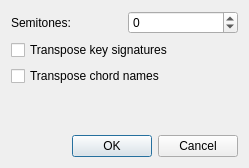
Before: the Qt Designer form mscore/mscore/transposedialog.ui in musescore/musescore-old, drawn with Qt 5.
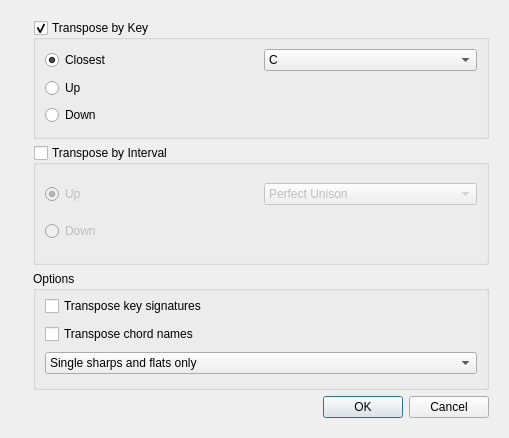
After: the same form once the commit is applied. Icons and pictures are not drawn.

Diff of the .ui file:
```diff
--- a/mscore/mscore/transposedialog.ui
+++ b/mscore/mscore/transposedialog.ui
@@ -1,74 +1,410 @@
 <ui version="4.0" >
  <class>TransposeDialogBase</class>
- <widget class="QDialog" name="TransposeDialogBase" >
-  <property name="geometry" >
+ <widget class="QDialog" name="TransposeDialogBase">
+  <property name="geometry">
    <rect>
     <x>0</x>
     <y>0</y>
-    <width>249</width>
-    <height>168</height>
+    <width>509</width>
+    <height>438</height>
    </rect>
   </property>
   <property name="windowTitle" >
    <string>Dialog</string>
   </property>
-  <layout class="QVBoxLayout" >
+  <layout class="QHBoxLayout" name="horizontalLayout">
    <item>
-    <layout class="QHBoxLayout" >
-     <item>
-      <widget class="QLabel" name="label" >
-       <property name="text" >
-        <string>Semitones:</string>
-       </property>
-      </widget>
-     </item>
-     <item>
-      <widget class="QSpinBox" name="semitones" >
-       <property name="minimum" >
-        <number>-24</number>
-       </property>
-       <property name="maximum" >
-        <number>24</number>
-       </property>
-      </widget>
-     </item>
-    </layout>
-   </item>
-   <item>
-    <widget class="QCheckBox" name="transposeKeys" >
-     <property name="text" >
-      <string>Transpose key signatures</string>
+    <widget class="QLabel" name="label_3">
+     <property name="sizePolicy">
+      <sizepolicy hsizetype="Fixed" vsizetype="Ignored">
+       <horstretch>0</horstretch>
+       <verstretch>0</verstretch>
+      </sizepolicy>
      </property>
-    </widget>
-   </item>
-   <item>
-    <widget class="QCheckBox" name="transposeChordNames" >
-     <property name="text" >
-      <string>Transpose chord names</string>
+     <property name="text">
+      <string/>
      </property>
-    </widget>
-   </item>
-   <item>
-    <spacer>
-     <property name="orientation" >
-      <enum>Qt::Vertical</enum>
+     <property name="pixmap">
+      <pixmap resource="mscore.qrc">:/data/bg1.jpg</pixmap>
      </property>
-     <property name="sizeHint" >
-      <size>
-       <width>20</width>
-       <height>40</height>
-      </size>
+     <property name="scaledContents">
+      <bool>true</bool>
      </property>
-    </spacer>
+    </widget>
    </item>
    <item>
-    <widget class="QDialogButtonBox" name="buttonBox" >
-     <property name="orientation" >
-      <enum>Qt::Horizontal</enum>
-     </property>
-     <property name="standardButtons" >
-      <set>QDialogButtonBox::Cancel|QDialogButtonBox::NoButton|QDialogButtonBox::Ok</set>
-     </property>
+    <widget class="QWidget" name="widget" native="true">
+     <layout class="QVBoxLayout" name="verticalLayout_2">
+      <item>
+       <widget class="QGroupBox" name="transposeByKey">
+        <property name="title">
+         <string>Transpose by Key</string>
+        </property>
+        <property name="flat">
+         <bool>true</bool>
+        </property>
+        <property name="checkable">
+         <bool>true</bool>
+        </property>
+        <layout class="QGridLayout" name="gridLayout">
+         <property name="topMargin">
+          <number>2</number>
+         </property>
+         <property name="bottomMargin">
+          <number>4</number>
+         </property>
+         <property name="verticalSpacing">
+          <number>0</number>
+         </property>
+         <item row="0" column="0">
+          <widget class="QRadioButton" name="closestKey">
+           <property name="text">
+            <string>Closest</string>
+           </property>
+           <property name="checked">
+            <bool>true</bool>
+           </property>
+          </widget>
+         </item>
+         <item row="0" column="1">
+          <widget class="QComboBox" name="keyList">
+           <property name="currentIndex">
+            <number>7</number>
+           </property>
+           <item>
+            <property name="text">
+             <string>Cb</string>
+            </property>
+           </item>
+           <item>
+            <property name="text">
+             <string>Gb</string>
+            </property>
+           </item>
+           <item>
+            <property name="text">
+             <string>Db</string>
+            </property>
+           </item>
+           <item>
+            <property name="text">
+             <string>Ab</string>
+            </property>
+           </item>
+           <item>
+            <property name="text">
+             <string>Eb</string>
+            </property>
+           </item>
+           <item>
+            <property name="text">
+             <string>Bb</string>
+            </property>
+           </item>
+           <item>
+            <property name="text">
+             <string>F</string>
+            </property>
+           </item>
+           <item>
+            <property name="text">
+             <string>C</string>
+            </property>
+           </item>
+           <item>
+            <property name="text">
+             <string>G</string>
+            </property>
+           </item>
+           <item>
+            <property name="text">
+             <string>D</string>
+            </property>
+           </item>
+           <item>
+            <property name="text">
+             <string>A</string>
+            </property>
+           </item>
+           <item>
+            <property name="text">
+             <string>E</string>
+            </property>
+           </item>
+           <item>
+            <property name="text">
+             <string>B</string>
+            </property>
+           </item>
+           <item>
+            <property name="text">
+             <string>F#</string>
+            </property>
+           </item>
+           <item>
+            <property name="text">
+             <string>C#</string>
+            </property>
+           </item>
+          </widget>
+         </item>
+         <item row="1" column="0">
+          <widget class="QRadioButton" name="upKey">
+           <property name="text">
+            <string>Up</string>
+           </property>
+          </widget>
+         </item>
+         <item row="2" column="0">
+          <widget class="QRadioButton" name="downKey">
+           <property name="text">
+            <string>Down</string>
+           </property>
+          </widget>
+         </item>
+        </layout>
+       </widget>
+      </item>
+      <item>
+       <widget class="QGroupBox" name="transposeByInterval">
+        <property name="title">
+         <string>Transpose by Interval</string>
+        </property>
+        <property name="flat">
+         <bool>true</bool>
+        </property>
+        <property name="checkable">
+         <bool>true</bool>
+        </property>
+        <property name="checked">
+         <bool>false</bool>
+        </property>
+        <layout class="QGridLayout" name="gridLayout_2">
+         <property name="topMargin">
+          <number>2</number>
+         </property>
+         <property name="bottomMargin">
+          <number>4</number>
+         </property>
+         <property name="verticalSpacing">
+          <number>0</number>
+         </property>
+         <item row="0" column="0">
+          <widget class="QRadioButton" name="upInterval">
+           <property name="text">
+            <string>Up</string>
+           </property>
+           <property name="checked">
+            <bool>true</bool>
+           </property>
+          </widget>
+         </item>
+         <item row="0" column="1">
+          <widget class="QComboBox" name="intervalList">
+           <item>
+            <property name="text">
+             <string>Perfect Unison</string>
+            </property>
+           </item>
+           <item>
+            <property name="text">
+             <string>Augmented Unison</string>
+            </property>
+           </item>
+           <item>
+            <property name="text">
+             <string>Diminished Second</string>
+            </property>
+           </item>
+           <item>
+            <property name="text">
+             <string>Minor Second</string>
+            </property>
+           </item>
+           <item>
+            <property name="text">
+             <string>Major Second</string>
+            </property>
+           </item>
+           <item>
+            <property name="text">
+             <string>Augmented Second</string>
+            </property>
+           </item>
+           <item>
+            <property name="text">
+             <string>Diminished Third</string>
+            </property>
+           </item>
+           <item>
+            <property name="text">
+             <string>Minor Third</string>
+            </property>
+           </item>
+           <item>
+            <property name="text">
+             <string>Major Third</string>
+            </property>
+           </item>
+           <item>
+            <property name="text">
+             <string>Augmented Third</string>
+            </property>
+           </item>
+           <item>
+            <property name="text">
+             <string>Diminished Fourth</string>
+            </property>
+           </item>
+           <item>
+            <property name="text">
+             <string>Perfect Fourth</string>
+            </property>
+           </item>
+           <item>
+            <property name="text">
+             <string>Augmented Fourth</string>
+            </property>
+           </item>
+           <item>
+            <property name="text">
+             <string>Diminished Fifth</string>
+            </property>
+           </item>
+           <item>
+            <property name="text">
+             <string>Perfect Fifth</string>
+            </property>
+           </item>
+           <item>
+            <property name="text">
+             <string>Augmented Fifth</string>
+            </property>
+           </item>
+           <item>
+            <property name="text">
+             <string>Diminished Sixth</string>
+            </property>
+           </item>
+           <item>
+            <property name="text">
+             <string>Minor Sixth</string>
+            </property>
+           </item>
+           <item>
+            <property name="text">
+             <string>Major Sixth</string>
+            </property>
+           </item>
+           <item>
+            <property name="text">
+             <string>Augmented Sixth</string>
+            </property>
+           </item>
+           <item>
+            <property name="text">
+             <string>Diminished Seventh</string>
+            </property>
+           </item>
+           <item>
+            <property name="text">
+             <string>Minor Seventh</string>
+            </property>
+           </item>
+           <item>
+            <property name="text">
+             <string>Major Seventh</string>
+            </property>
+           </item>
+           <item>
+            <property name="text">
+             <string>Augmented Seventh</string>
+            </property>
+           </item>
+           <item>
+            <property name="text">
+             <string>Diminished Octave</string>
+            </property>
+           </item>
+           <item>
+            <property name="text">
+             <string>Perfect Octave</string>
+            </property>
+           </item>
+          </widget>
+         </item>
+         <item row="1" column="0">
+          <widget class="QRadioButton" name="downInterval">
+           <property name="text">
+            <string>Down</string>
+           </property>
+          </widget>
+         </item>
+        </layout>
+       </widget>
+      </item>
+      <item>
+       <widget class="QGroupBox" name="groupBox_3">
+        <property name="title">
+         <string>Options</string>
+        </property>
+        <property name="flat">
+         <bool>true</bool>
+        </property>
+        <layout class="QVBoxLayout" name="verticalLayout">
+         <property name="spacing">
+          <number>5</number>
+         </property>
+         <property name="topMargin">
+          <number>2</number>
+         </property>
+         <item>
+          <widget class="QCheckBox" name="transposeKeys">
+           <property name="text">
+            <string>Transpose key signatures</string>
+           </property>
+          </widget>
+         </item>
+         <item>
+          <widget class="QCheckBox" name="transposeChordNames">
+           <property name="text">
+            <string>Transpose chord names</string>
+           </property>
+          </widget>
+         </item>
+         <item>
+          <widget class="QComboBox" name="accidentalOptions">
+           <item>
+            <property name="text">
+             <string>Single sharps and flats only</string>
+            </property>
+           </item>
+           <item>
+            <property name="text">
+             <string>Use double sharps and flats</string>
+            </property>
+           </item>
+           <item>
+            <property name="text">
+             <string>Use multi sharps and flats</string>
+            </property>
+           </item>
+          </widget>
+         </item>
+        </layout>
+       </widget>
+      </item>
+      <item>
+       <widget class="QDialogButtonBox" name="buttonBox">
+        <property name="orientation">
+         <enum>Qt::Horizontal</enum>
+        </property>
+        <property name="standardButtons">
+         <set>QDialogButtonBox::Cancel|QDialogButtonBox::Ok</set>
+        </property>
+       </widget>
+      </item>
+     </layout>
     </widget>
    </item>
   </layout>
```
Left out of the diff: 27 changed lines with no effect on the pictures.
